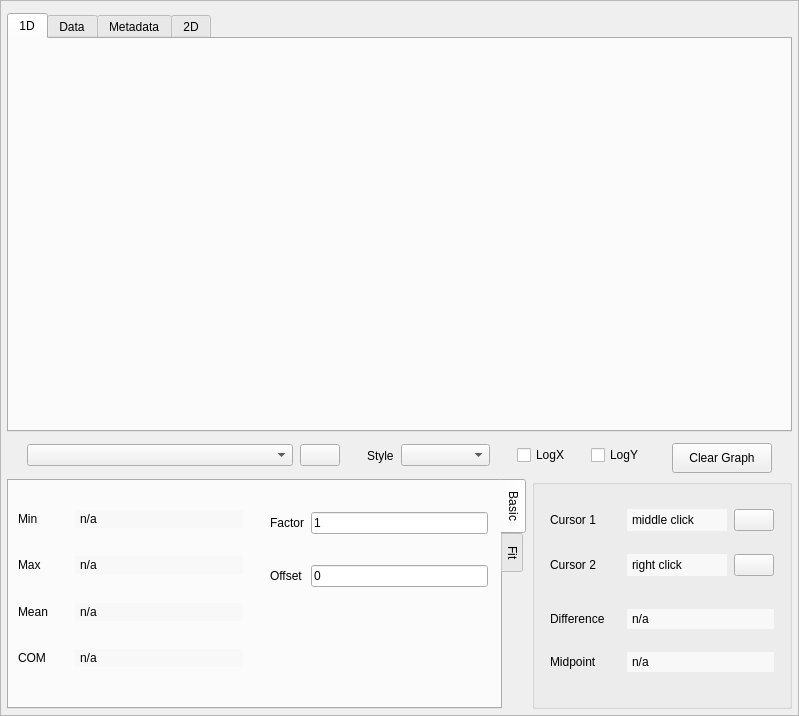
Above: src/mdaviz/resources/mda_file_viz.ui from BCDA-APS/mdaviz before the change. Below: the same form after it.
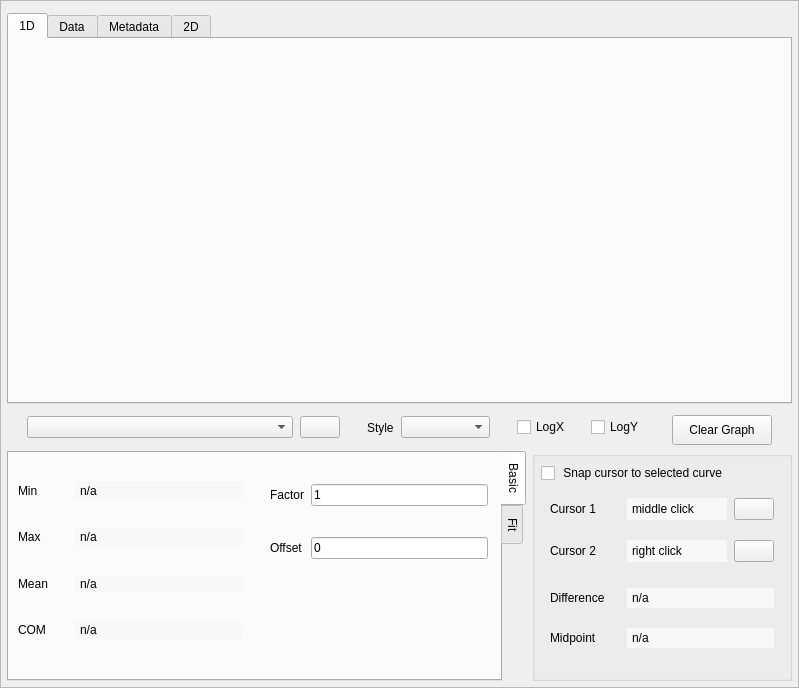
That is the form after the change. Icons and pictures are not drawn.

Commit message:
feat: Add snap cursors to selected curve feature
- Add snapCursors checkbox to UI with default unchecked state
- Add _snap_to_curve boolean attribute to ChartView (default: False)
- Connect checkbox to onSnapCursorsToggled slot method
- Modify onclick method to conditionally use nearest point or exact click position
- When unchecked: cursors appear at exact click coordinates
- When checked: cursors snap to nearest data point in selected curve
- Maintains backward compatibility and existing functionality

What changed in the file:
```diff
--- a/src/mdaviz/resources/mda_file_viz.ui
+++ b/src/mdaviz/resources/mda_file_viz.ui
@@ -7,7 +7,7 @@
     <x>0</x>
     <y>0</y>
     <width>799</width>
-    <height>716</height>
+    <height>688</height>
    </rect>
   </property>
   <property name="windowTitle">
@@ -43,7 +43,7 @@
         <x>0</x>
         <y>0</y>
         <width>797</width>
-        <height>714</height>
+        <height>686</height>
        </rect>
       </property>
       <layout class="QVBoxLayout" name="verticalLayout">
@@ -1050,6 +1050,13 @@
              <property name="bottomMargin">
               <number>0</number>
              </property>
+             <item>
+              <widget class="QCheckBox" name="snapCursors">
+               <property name="text">
+                <string> Snap cursor to selected curve</string>
+               </property>
+              </widget>
+             </item>
              <item>
               <widget class="QWidget" name="basicStats" native="true">
                <layout class="QVBoxLayout" name="verticalLayout_stats">
```
The commit also changes 1 other file.
